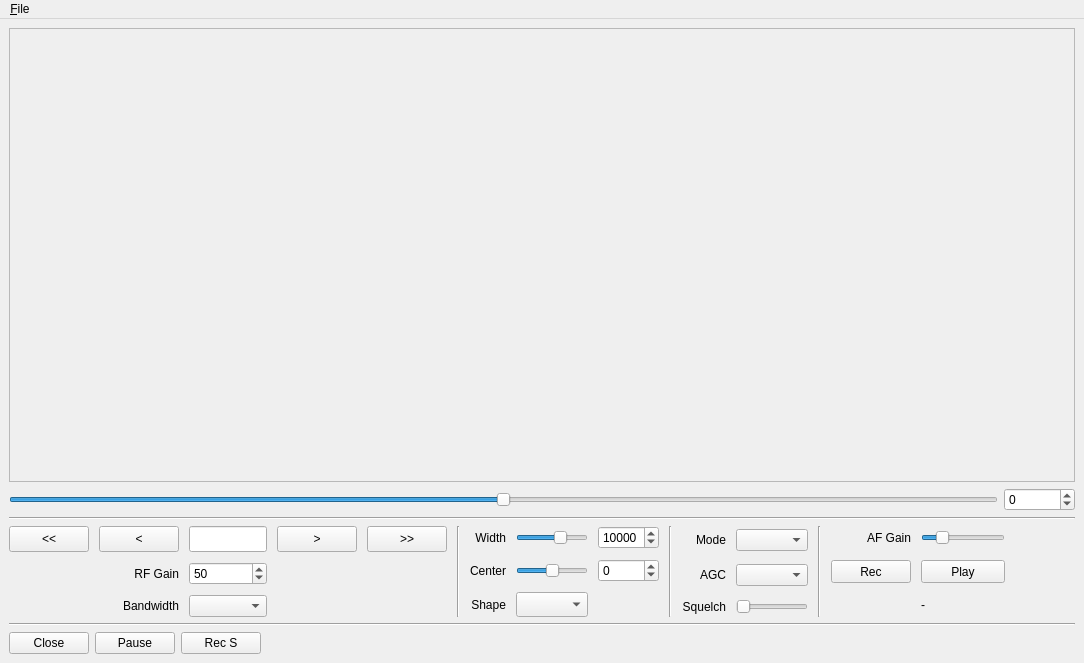
This is gqrx_qtgui.ui in gqrx-sdr/gqrx as Qt 5 draws it before an edit. The edited form follows.
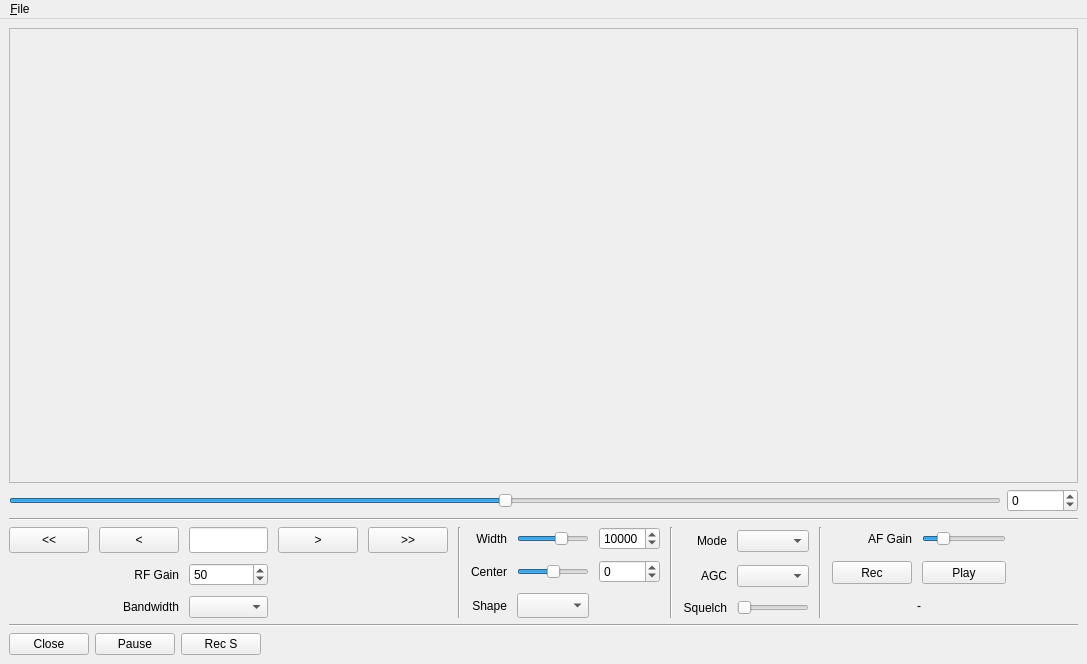
This is the edited form.

Commit message: Center align audio recording label.

What changed in the file:
```diff
--- a/gqrx_qtgui.ui
+++ b/gqrx_qtgui.ui
@@ -6,8 +6,8 @@
    <rect>
     <x>0</x>
     <y>0</y>
-    <width>1084</width>
-    <height>663</height>
+    <width>1087</width>
+    <height>664</height>
    </rect>
   </property>
   <property name="windowTitle">
@@ -532,8 +532,8 @@
           </property>
          </widget>
         </item>
-        <item row="2" column="1">
-         <widget class="QLabel" name="label_2">
+        <item row="2" column="0" colspan="2">
+         <widget class="QLabel" name="audioRecLabel">
           <property name="sizePolicy">
            <sizepolicy hsizetype="Minimum" vsizetype="Minimum">
             <horstretch>0</horstretch>
@@ -543,6 +543,9 @@
           <property name="text">
            <string>-</string>
           </property>
+          <property name="alignment">
+           <set>Qt::AlignCenter</set>
+          </property>
          </widget>
         </item>
        </layout>
@@ -641,7 +644,7 @@
     <rect>
      <x>0</x>
      <y>0</y>
-     <width>1084</width>
+     <width>1087</width>
      <height>25</height>
     </rect>
    </property>
```
Left out of the diff: 3 changed lines with no effect on the pictures. The commit also changes 1 other file.
